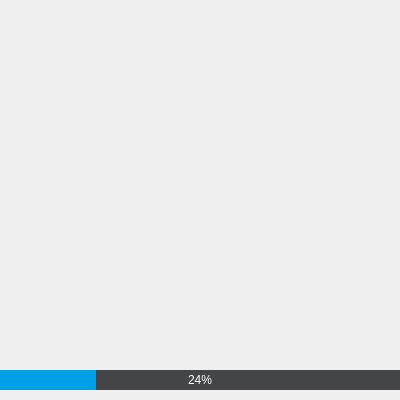
Old version of the form splashform.ui in the repository kattle/livewidget.
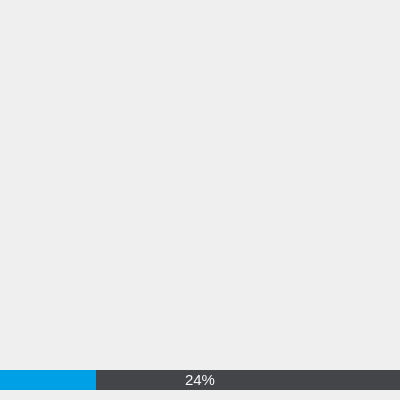
New version of the form. Custom widgets are drawn as their Qt base class.

Patch:
```diff
--- a/splashform.ui
+++ b/splashform.ui
@@ -23,7 +23,25 @@
 QProgressBar::chunk {
         border: none;
         background: rgb(0, 160, 230);
-}</string>
+}
+
+QWidget#desktop {
+        background: rgb(68, 69, 73);
+}
+QWidget{
+        font-size: 15px;
+        font-family: &quot;arial&quot;;
+
+}
+
+QLabel#label {
+        font: bold;
+        font-family: &quot;arial&quot;;
+        color: rgb(255, 0, 0);
+        font-size: 20px;
+}
+
+</string>
   </property>
   <widget class="QProgressBar" name="progressBar">
    <property name="geometry">
```
